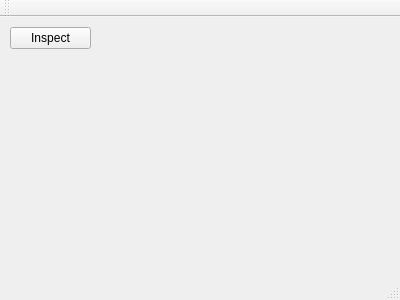
Old version of the form docs/Prototyp/mainwindow.ui in the repository felix-schneider/TAETS.
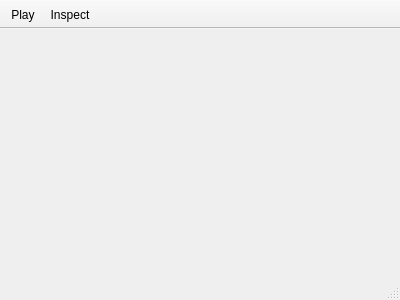
New version of the form. Icons and pictures are not drawn.

```diff
--- a/docs/Prototyp/mainwindow.ui
+++ b/docs/Prototyp/mainwindow.ui
@@ -13,21 +13,7 @@
   <property name="windowTitle">
    <string>MainWindow</string>
   </property>
-  <widget class="QWidget" name="centralWidget">
-   <widget class="QPushButton" name="pushButton">
-    <property name="geometry">
-     <rect>
-      <x>10</x>
-      <y>10</y>
-      <width>81</width>
-      <height>22</height>
-     </rect>
-    </property>
-    <property name="text">
-     <string>Inspect</string>
-    </property>
-   </widget>
-  </widget>
+  <widget class="QWidget" name="centralWidget"/>
   <widget class="QMenuBar" name="menuBar">
    <property name="geometry">
     <rect>
@@ -39,14 +25,48 @@
    </property>
   </widget>
   <widget class="QToolBar" name="mainToolBar">
+   <property name="movable">
+    <bool>false</bool>
+   </property>
+   <property name="floatable">
+    <bool>false</bool>
+   </property>
    <attribute name="toolBarArea">
     <enum>TopToolBarArea</enum>
    </attribute>
    <attribute name="toolBarBreak">
     <bool>false</bool>
    </attribute>
+   <addaction name="actionPlay"/>
+   <addaction name="actionInspect"/>
   </widget>
   <widget class="QStatusBar" name="statusBar"/>
+  <action name="actionPlay">
+   <property name="icon">
+    <iconset>
+     <activeon>:/icons/images/application-run.png</activeon>
+    </iconset>
+   </property>
+   <property name="text">
+    <string>Play</string>
+   </property>
+   <property name="toolTip">
+    <string>Tun sie!</string>
+   </property>
+  </action>
+  <action name="actionInspect">
+   <property name="icon">
+    <iconset>
+     <activeon>:/icons/images/edit-find.png</activeon>
+    </iconset>
+   </property>
+   <property name="text">
+    <string>Inspect</string>
+   </property>
+   <property name="toolTip">
+    <string>Inspizieren</string>
+   </property>
+  </action>
  </widget>
  <layoutdefault spacing="6" margin="11"/>
  <resources/>
```
Left out of the diff: 2 changed lines with no effect on the pictures.
